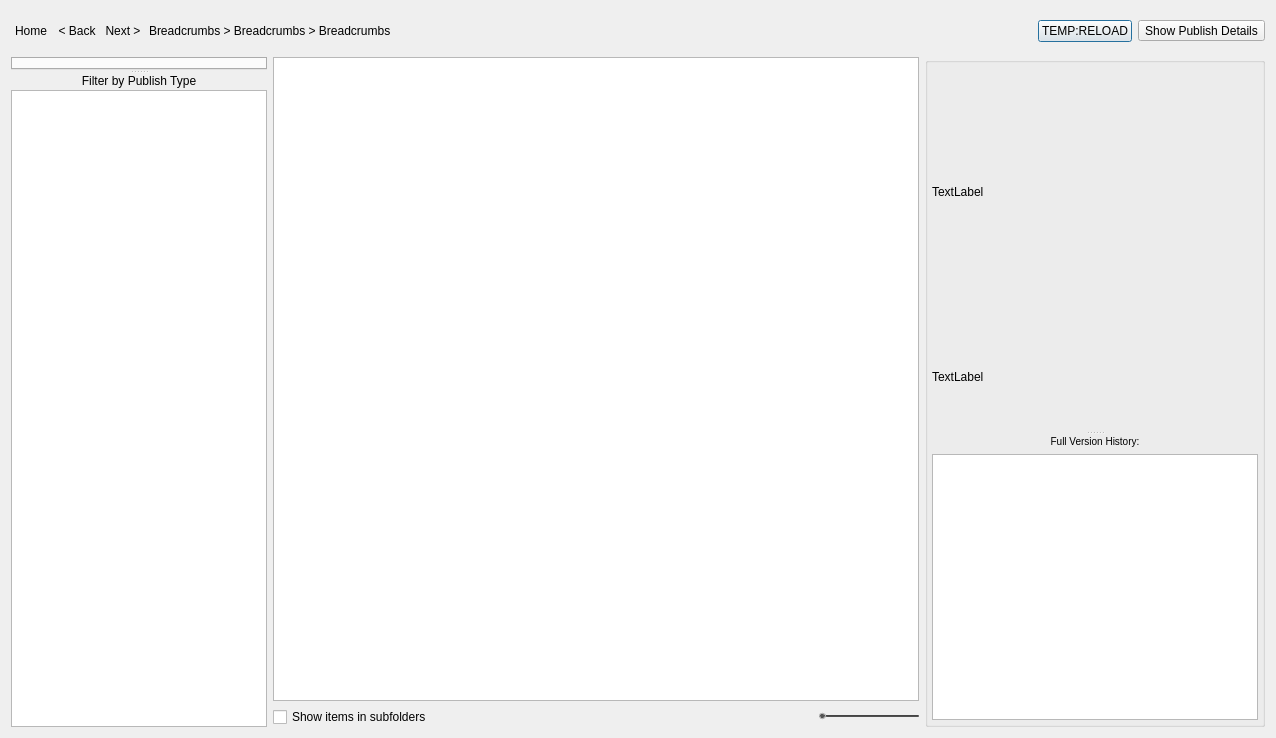
This is resources/dialog.ui in shotgunsoftware/tk-multi-loader2 as Qt 5 draws it before an edit. The edited form follows.
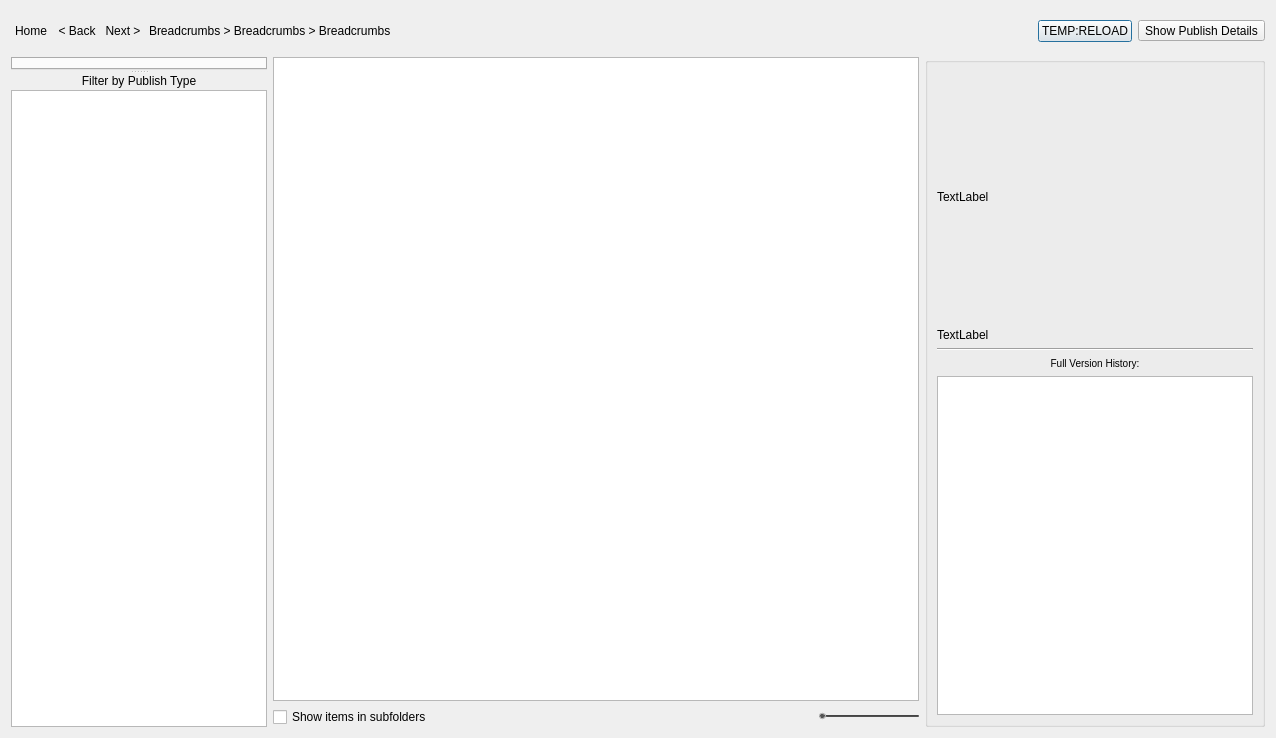
This is the edited form. Icons and pictures are not drawn.

Patch:
```diff
--- a/resources/dialog.ui
+++ b/resources/dialog.ui
@@ -334,22 +334,15 @@
      <property name="title">
       <string/>
      </property>
-     <layout class="QVBoxLayout" name="verticalLayout_5">
-      <property name="spacing">
-       <number>4</number>
-      </property>
-      <property name="margin">
-       <number>4</number>
-      </property>
-      <item>
-       <widget class="QSplitter" name="splitter">
-        <property name="orientation">
-         <enum>Qt::Vertical</enum>
-        </property>
-        <widget class="QWidget" name="verticalLayoutWidget">
          <layout class="QVBoxLayout" name="verticalLayout_3">
           <item>
            <widget class="QLabel" name="details_image">
+        <property name="sizePolicy">
+         <sizepolicy hsizetype="Fixed" vsizetype="Fixed">
+          <horstretch>0</horstretch>
+          <verstretch>0</verstretch>
+         </sizepolicy>
+        </property>
             <property name="minimumSize">
              <size>
               <width>320</width>
@@ -372,6 +365,12 @@
           </item>
           <item>
            <widget class="QLabel" name="details_header">
+        <property name="sizePolicy">
+         <sizepolicy hsizetype="Preferred" vsizetype="Maximum">
+          <horstretch>0</horstretch>
+          <verstretch>0</verstretch>
+         </sizepolicy>
+        </property>
             <property name="text">
              <string>TextLabel</string>
             </property>
@@ -380,10 +379,13 @@
             </property>
            </widget>
           </item>
-         </layout>
-        </widget>
-        <widget class="QWidget" name="verticalLayoutWidget_2">
-         <layout class="QVBoxLayout" name="verticalLayout_4">
+      <item>
+       <widget class="Line" name="line">
+        <property name="orientation">
+         <enum>Qt::Horizontal</enum>
+        </property>
+       </widget>
+      </item>
           <item>
            <widget class="QLabel" name="details_header_2">
             <property name="text">
@@ -408,10 +410,6 @@
             <property name="uniformItemSizes">
              <bool>true</bool>
             </property>
-           </widget>
-          </item>
-         </layout>
-        </widget>
        </widget>
       </item>
      </layout>
```
Lines whose indentation alone changed are shown as unchanged.
